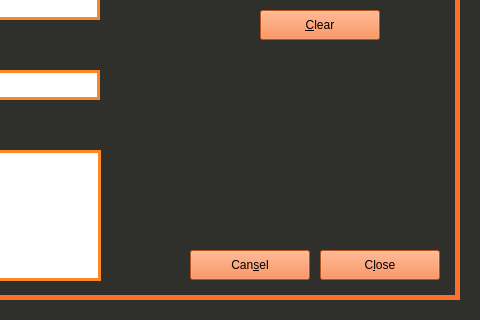
Before: the Qt Designer form DB_Shop/signup.ui in Pooryamn/QT_Shop, drawn with Qt 5; both pictures show x 520 to 1000 and y 400 to 720 of the 1000 by 720 pixel window.
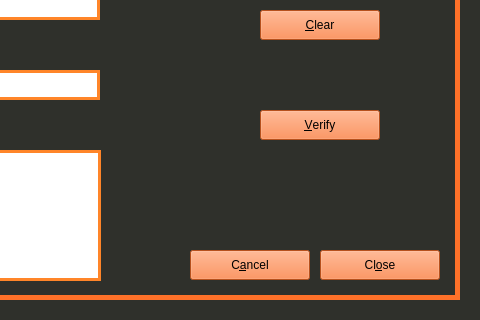
After: the same form once the commit is applied.

Commit message: user verify form created

The edit to the form file:
```diff
--- a/DB_Shop/signup.ui
+++ b/DB_Shop/signup.ui
@@ -409,7 +409,7 @@
     <string notr="true">background-color: rgb(255, 113, 41);</string>
    </property>
    <property name="text">
-    <string>C&amp;lose</string>
+    <string>Cl&amp;ose</string>
    </property>
   </widget>
   <widget class="QPushButton" name="btn_cansel">
@@ -425,7 +425,7 @@
     <string notr="true">background-color: rgb(255, 113, 41);</string>
    </property>
    <property name="text">
-    <string>Can&amp;sel</string>
+    <string>C&amp;ancel</string>
    </property>
   </widget>
   <widget class="QLabel" name="lbl_city">
@@ -642,6 +642,22 @@
 </string>
    </property>
   </widget>
+  <widget class="QPushButton" name="btn_clear_2">
+   <property name="geometry">
+    <rect>
+     <x>780</x>
+     <y>510</y>
+     <width>120</width>
+     <height>30</height>
+    </rect>
+   </property>
+   <property name="styleSheet">
+    <string notr="true">background-color: rgb(255, 113, 41);</string>
+   </property>
+   <property name="text">
+    <string>&amp;Verify</string>
+   </property>
+  </widget>
  </widget>
  <tabstops>
   <tabstop>radio_user</tabstop>
```
The commit also changes 6 other files.
